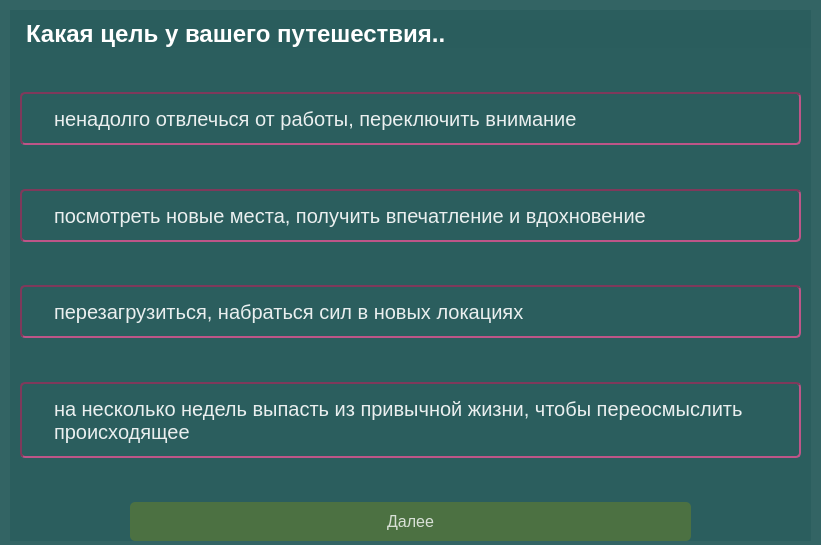
Qt form forms/test6.ui (PolinaBack/MyMap) before a commit.
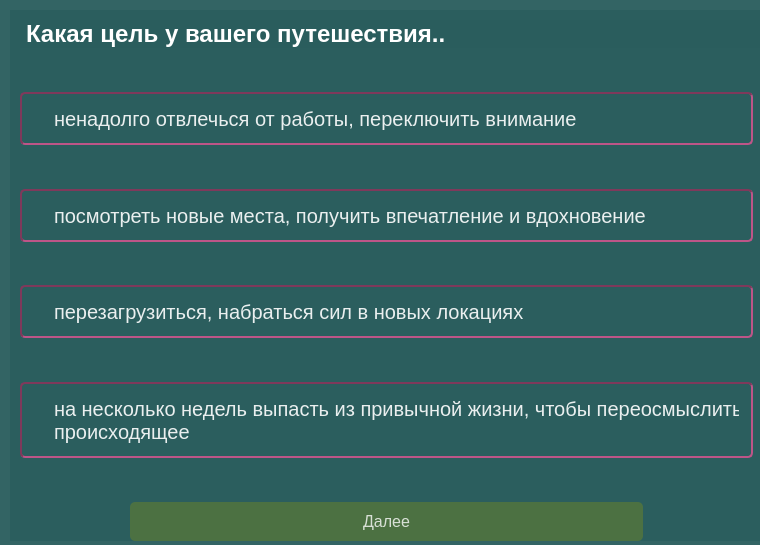
The same form after that commit.

Diff of the .ui file:
```diff
--- a/forms/test6.ui
+++ b/forms/test6.ui
@@ -6,7 +6,7 @@
    <rect>
     <x>0</x>
     <y>0</y>
-    <width>821</width>
+    <width>760</width>
     <height>545</height>
    </rect>
   </property>
@@ -21,11 +21,59 @@
     <rect>
      <x>10</x>
      <y>10</y>
-     <width>801</width>
+     <width>753</width>
      <height>531</height>
     </rect>
    </property>
    <layout class="QGridLayout" name="gridLayout">
+    <item row="5" column="0">
+     <widget class="QRadioButton" name="winter">
+      <property name="styleSheet">
+       <string notr="true">QRadioButton {
+background-color: rgba(0,0, 0, 0);
+border: 2px solid rgba(127, 57, 91, 255);
+border-style: inset;
+border-radius: 5px;
+padding: 12px;
+font-size: 15pt;
+color: rgba(255, 255, 255, 230);
+margin-left: 10px;
+margin-right: 10px;
+}
+
+QRadioButton:hover {
+background-color: qconicalgradient(cx:0.431909, cy:1, angle:270.1, stop:0 rgba(0, 0, 0, 255), stop:0.39548 rgba(191, 112, 151, 100));
+}</string>
+      </property>
+      <property name="text">
+       <string>посмотреть новые места, получить впечатление и вдохновение</string>
+      </property>
+     </widget>
+    </item>
+    <item row="7" column="0">
+     <widget class="QRadioButton" name="autmn_spirng">
+      <property name="styleSheet">
+       <string notr="true">QRadioButton {
+background-color: rgba(0,0, 0, 0);
+border: 2px solid rgba(127, 57, 91, 255);
+border-style: inset;
+border-radius: 5px;
+padding: 12px;
+font-size: 15pt;
+color: rgba(255, 255, 255, 230);
+margin-left: 10px;
+margin-right: 10px;
+}
+
+QRadioButton:hover {
+background-color: qconicalgradient(cx:0.431909, cy:1, angle:270.1, stop:0 rgba(0, 0, 0, 255), stop:0.39548 rgba(191, 112, 151, 100));
+}</string>
+      </property>
+      <property name="text">
+       <string>перезагрузиться, набраться сил в новых локациях</string>
+      </property>
+     </widget>
+    </item>
     <item row="0" column="0">
      <widget class="QLabel" name="label">
       <property name="styleSheet">
@@ -43,83 +91,33 @@
       </property>
      </widget>
     </item>
-    <item row="5" column="0">
-     <spacer name="verticalSpacer_3">
-      <property name="orientation">
-       <enum>Qt::Vertical</enum>
-      </property>
-      <property name="sizeHint" stdset="0">
-       <size>
-        <width>20</width>
-        <height>40</height>
-       </size>
-      </property>
-     </spacer>
-    </item>
-    <item row="7" column="0">
-     <spacer name="verticalSpacer_4">
-      <property name="orientation">
-       <enum>Qt::Vertical</enum>
-      </property>
-      <property name="sizeHint" stdset="0">
-       <size>
-        <width>20</width>
-        <height>40</height>
-       </size>
-      </property>
-     </spacer>
-    </item>
-    <item row="4" column="0">
-     <widget class="QRadioButton" name="winter">
-      <property name="styleSheet">
-       <string notr="true">QRadioButton {
-background-color: rgba(0,0, 0, 0);
-border: 2px solid rgba(127, 57, 91, 255);
-border-style: inset;
-border-radius: 5px;
-padding: 12px;
-font-size: 15pt;
-color: rgba(255, 255, 255, 230);
-margin-left: 10px;
-margin-right: 10px;
-}
-
-QRadioButton:hover {
-background-color: qconicalgradient(cx:0.431909, cy:1, angle:270.1, stop:0 rgba(0, 0, 0, 255), stop:0.39548 rgba(191, 112, 151, 100));
-}</string>
-      </property>
-      <property name="text">
-       <string>посмотреть новые места, получить впечатление и вдохновение</string>
-      </property>
-     </widget>
-    </item>
-    <item row="1" column="0">
-     <spacer name="verticalSpacer">
-      <property name="orientation">
-       <enum>Qt::Vertical</enum>
-      </property>
-      <property name="sizeHint" stdset="0">
-       <size>
-        <width>20</width>
-        <height>40</height>
-       </size>
-      </property>
-     </spacer>
-    </item>
-    <item row="3" column="0">
-     <spacer name="verticalSpacer_2">
-      <property name="orientation">
-       <enum>Qt::Vertical</enum>
-      </property>
-      <property name="sizeHint" stdset="0">
-       <size>
-        <width>20</width>
-        <height>40</height>
-       </size>
-      </property>
-     </spacer>
-    </item>
     <item row="8" column="0">
+     <spacer name="verticalSpacer_4">
+      <property name="orientation">
+       <enum>Qt::Vertical</enum>
+      </property>
+      <property name="sizeHint" stdset="0">
+       <size>
+        <width>20</width>
+        <height>40</height>
+       </size>
+      </property>
+     </spacer>
+    </item>
+    <item row="10" column="0">
+     <spacer name="verticalSpacer_5">
+      <property name="orientation">
+       <enum>Qt::Vertical</enum>
+      </property>
+      <property name="sizeHint" stdset="0">
+       <size>
+        <width>20</width>
+        <height>40</height>
+       </size>
+      </property>
+     </spacer>
+    </item>
+    <item row="9" column="0">
      <widget class="QRadioButton" name="radioButton">
       <property name="styleSheet">
        <string notr="true">QRadioButton {
@@ -144,68 +142,7 @@
       </property>
      </widget>
     </item>
-    <item row="2" column="0">
-     <widget class="QRadioButton" name="summer">
-      <property name="styleSheet">
-       <string notr="true">QRadioButton {
-background-color: rgba(0,0, 0, 0);
-border: 2px solid rgba(127, 57, 91, 255);
-border-style: inset;
-border-radius: 5px;
-padding: 12px;
-font-size: 15pt;
-color: rgba(255, 255, 255, 230);
-margin-left: 10px;
-margin-right: 10px;
-}
-
-QRadioButton:hover {
-background-color: qconicalgradient(cx:0.431909, cy:1, angle:270.1, stop:0 rgba(0, 0, 0, 255), stop:0.39548 rgba(191, 112, 151, 100));
-}</string>
-      </property>
-      <property name="text">
-       <string>ненадолго отвлечься от работы, переключить внимание</string>
-      </property>
-     </widget>
-    </item>
-    <item row="6" column="0">
-     <widget class="QRadioButton" name="autmn_spirng">
-      <property name="styleSheet">
-       <string notr="true">QRadioButton {
-background-color: rgba(0,0, 0, 0);
-border: 2px solid rgba(127, 57, 91, 255);
-border-style: inset;
-border-radius: 5px;
-padding: 12px;
-font-size: 15pt;
-color: rgba(255, 255, 255, 230);
-margin-left: 10px;
-margin-right: 10px;
-}
-
-QRadioButton:hover {
-background-color: qconicalgradient(cx:0.431909, cy:1, angle:270.1, stop:0 rgba(0, 0, 0, 255), stop:0.39548 rgba(191, 112, 151, 100));
-}</string>
-      </property>
-      <property name="text">
-       <string>перезагрузиться, набраться сил в новых локациях</string>
-      </property>
-     </widget>
-    </item>
-    <item row="9" column="0">
-     <spacer name="verticalSpacer_5">
-      <property name="orientation">
-       <enum>Qt::Vertical</enum>
-      </property>
-      <property name="sizeHint" stdset="0">
-       <size>
-        <width>20</width>
-        <height>40</height>
-       </size>
-      </property>
-     </spacer>
-    </item>
-    <item row="10" column="0">
+    <item row="11" column="0">
      <widget class="QPushButton" name="pushButton">
       <property name="styleSheet">
        <string notr="true">QPushButton {
@@ -226,6 +163,75 @@
       </property>
      </widget>
     </item>
+    <item row="6" column="0">
+     <spacer name="verticalSpacer_3">
+      <property name="orientation">
+       <enum>Qt::Vertical</enum>
+      </property>
+      <property name="sizeHint" stdset="0">
+       <size>
+        <width>20</width>
+        <height>40</height>
+       </size>
+      </property>
+     </spacer>
+    </item>
+    <item row="1" column="0">
+     <spacer name="verticalSpacer">
+      <property name="orientation">
+       <enum>Qt::Vertical</enum>
+      </property>
+      <property name="sizeHint" stdset="0">
+       <size>
+        <width>20</width>
+        <height>40</height>
+       </size>
+      </property>
+     </spacer>
+    </item>
+    <item row="4" column="0">
+     <spacer name="verticalSpacer_2">
+      <property name="orientation">
+       <enum>Qt::Vertical</enum>
+      </property>
+      <property name="sizeHint" stdset="0">
+       <size>
+        <width>20</width>
+        <height>40</height>
+       </size>
+      </property>
+     </spacer>
+    </item>
+    <item row="3" column="0">
+     <widget class="QRadioButton" name="summer">
+      <property name="maximumSize">
+       <size>
+        <width>16777215</width>
+        <height>16777215</height>
+       </size>
+      </property>
+      <property name="styleSheet">
+       <string notr="true">QRadioButton {
+background-color: rgba(0,0, 0, 0);
+border: 2px solid rgba(127, 57, 91, 255);
+border-style: inset;
+border-radius: 5px;
+padding: 12px;
+font-size: 15pt;
+color: rgba(255, 255, 255, 230);
+margin-left: 10px;
+margin-right: 10px;
+}
+
+QRadioButton:hover {
+background-color: qconicalgradient(cx:0.431909, cy:1, angle:270.1, stop:0 rgba(0, 0, 0, 255), stop:0.39548 rgba(191, 112, 151, 100));
+}</string>
+      </property>
+      <property name="text">
+       <string>ненадолго отвлечься от работы, переключить внимание</string>
+      </property>
+     </widget>
+    </item>
    </layout>
   </widget>
  </widget>
```
